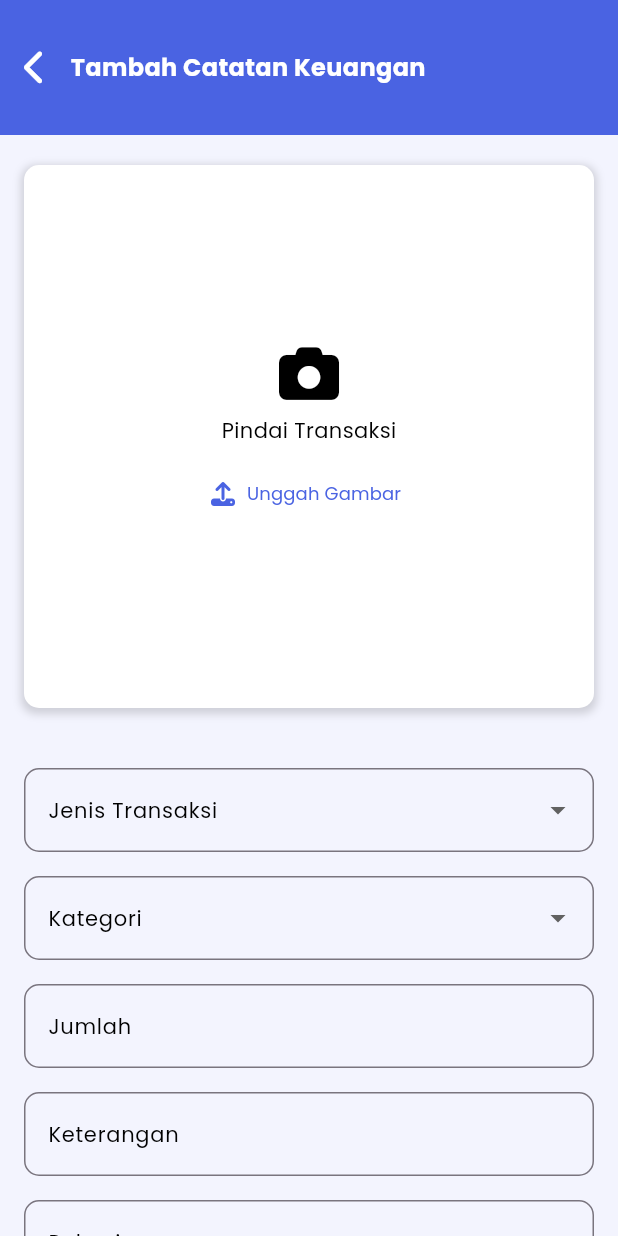
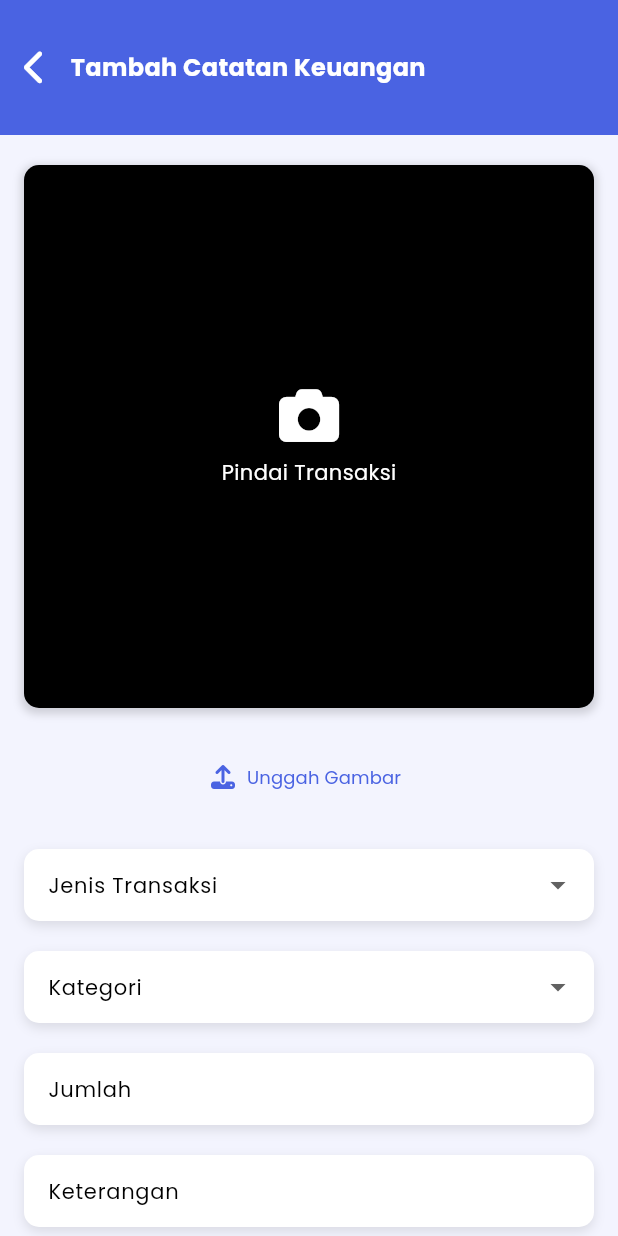
Before and after one commit to wildvylower/MonKeepp, a Flutter app: the AddTransaction screen opened directly, on a phone screen of 412 x 824 dp. Run offline on Flutter 3.47's test engine with Material 3 defaults, Android fonts, the phone set to English and light mode, and no system bars; drawn by our look-alikes of auto_size_text; our stand-ins replace fl_chart, font_awesome_flutter.

Commit message:
isabells new commit

```diff
--- a/lib/Screens/addTransaction.dart
+++ b/lib/Screens/addTransaction.dart
@@ -57,7 +57,7 @@ class AddTransaction extends StatelessWidget {
                       width: 362,
                       height: 362,
                       decoration: BoxDecoration(
-                        color: Colors.white,
+                        color: Colors.black,
                         borderRadius: BorderRadius.circular(10),
                         boxShadow: [
                           BoxShadow(
@@ -77,7 +77,7 @@ class AddTransaction extends StatelessWidget {
                             },
                             child: const Icon(
                               FontAwesomeIcons.camera,
-                              color: Colors.black,
+                              color: Colors.white,
                               size: 40,
                             ),
                           ),
@@ -87,13 +87,22 @@ class AddTransaction extends StatelessWidget {
                             style: TextStyle(
                               fontFamily: 'Poppins',
                               fontSize: 14,
-                              color: Colors.black,
+                              color: Colors.white,
                             ),
                             maxLines: 1,
                             maxFontSize: 16,
                             minFontSize: 12,
                           ),
-                          const SizedBox(height: 8),
+                        ],
+                      ),
+                    ),
+                  ),
+                  Padding(
+                    padding: const EdgeInsets.symmetric(horizontal: 16),
+                      child: Column(
+                        mainAxisAlignment: MainAxisAlignment.end,
+                        children: [
+                          const SizedBox(height: 2),
                           TextButton.icon(
                             onPressed: () {}, // Add upload logic here
                             icon: const FaIcon(
@@ -113,17 +122,28 @@ class AddTransaction extends StatelessWidget {
                         ],
                       ),
                   ),
-                  ),
-
                   // Form Fields
                   Padding(
-                    padding: const EdgeInsets.symmetric(horizontal: 16, vertical: 20),
+                    padding: const EdgeInsets.symmetric(horizontal: 16, vertical: 24),
                     child: Column(
                       crossAxisAlignment: CrossAxisAlignment.start,
                       children: [
                         // Dropdown for Expense or Income
-                        DropdownButtonFormField<String>(
+                        Container(
+                          decoration: BoxDecoration(
+                            color: Colors.white,
+                            borderRadius: BorderRadius.circular(10.0),
+                            boxShadow: [
+                              BoxShadow(
+                                color: Colors.black.withOpacity(0.1),
+                                blurRadius: 6,
+                                offset: Offset(0, 3),
+                              ),
+                            ],
+                          ),
+                          child: DropdownButtonFormField<String>(
                             decoration: InputDecoration(
+                              contentPadding: const EdgeInsets.symmetric(horizontal: 12, vertical: 12),
                               labelText: 'Jenis Transaksi',
                               labelStyle: const TextStyle(
                                 fontFamily: 'Poppins',
@@ -132,25 +152,34 @@ class AddTransaction extends StatelessWidget {
                               ),
                               border: OutlineInputBorder(
                                 borderRadius: BorderRadius.circular(10.0),
+                                borderSide: BorderSide.none, // Remove border since shadow is used
                               ),
                             ),
                             items: const [
-                            DropdownMenuItem(
-                              value: 'Pengeluaran',
-                              child: Text('Pengeluaran'),
-                            ),
-                            DropdownMenuItem(
-                              value: 'Pemasukan',
-                              child: Text('Pemasukan'),
-                            ),
+                              DropdownMenuItem(value: 'Pengeluaran', child: Text('Pengeluaran')),
+                              DropdownMenuItem(value: 'Pemasukan', child: Text('Pemasukan')),
                             ],
                             onChanged: (value) {},
                           ),
-                        const SizedBox(height: 16),
+                        ),
+                        const SizedBox(height: 20),
 
                         // Category Dropdown
-                        DropdownButtonFormField<String>(
+                        Container(
+                          decoration: BoxDecoration(
+                            color: Colors.white,
+                            borderRadius: BorderRadius.circular(10.0),
+                            boxShadow: [
+                              BoxShadow(
+                                color: Colors.black.withOpacity(0.1),
+                                blurRadius: 6,
+                                offset: Offset(0, 3),
+                              ),
+                            ],
+                          ),
+                          child: DropdownButtonFormField<String>(
                             decoration: InputDecoration(
+                              contentPadding: const EdgeInsets.symmetric(horizontal: 12, vertical: 12),
                               labelText: 'Kategori',
                               labelStyle: const TextStyle(
                                 fontFamily: 'Poppins',
@@ -159,33 +188,36 @@ class AddTransaction extends StatelessWidget {
                               ),
                               border: OutlineInputBorder(
                                 borderRadius: BorderRadius.circular(10.0),
+                                borderSide: BorderSide.none,
                               ),
                             ),
                             items: const [
-                            DropdownMenuItem(
-                              value: 'Makanan',
-                              child: Text('Makanan'),
-                            ),
-                            DropdownMenuItem(
-                              value: 'Transportasi',
-                              child: Text('Transportasi'),
-                            ),
-                            DropdownMenuItem(
-                              value: 'Sewa',
-                              child: Text('Sewa'),
-                            ),
-                            DropdownMenuItem(
-                              value: 'Belanja',
-                              child: Text('Belanja'),
-                            ),
+                              DropdownMenuItem(value: 'Makanan', child: Text('Makanan')),
+                              DropdownMenuItem(value: 'Transportasi', child: Text('Transportasi')),
+                              DropdownMenuItem(value: 'Sewa', child: Text('Sewa')),
+                              DropdownMenuItem(value: 'Belanja', child: Text('Belanja')),
                             ],
                             onChanged: (value) {},
                           ),
-                        const SizedBox(height: 16),
+                        ),
+                        const SizedBox(height: 20),
 
                         // Amount Input
-                        TextFormField(
+                        Container(
+                          decoration: BoxDecoration(
+                            color: Colors.white,
+                            borderRadius: BorderRadius.circular(10.0),
+                            boxShadow: [
+                              BoxShadow(
+                                color: Colors.black.withOpacity(0.1),
+                                blurRadius: 6,
+                                offset: Offset(0, 3),
+                              ),
+                            ],
+                          ),
+                          child: TextFormField(
                             decoration: InputDecoration(
+                              contentPadding: const EdgeInsets.symmetric(horizontal: 12, vertical: 12),
                               labelText: 'Jumlah',
                               prefixText: 'Rp ',
                               labelStyle: const TextStyle(
@@ -195,15 +227,30 @@ class AddTransaction extends StatelessWidget {
                               ),
                               border: OutlineInputBorder(
                                 borderRadius: BorderRadius.circular(10.0),
+                                borderSide: BorderSide.none,
                               ),
                             ),
                             keyboardType: TextInputType.number,
                           ),
-                        const SizedBox(height: 16),
+                        ),
+                        const SizedBox(height: 20),
 
                         // Description Input
-                        TextFormField(
+                        Container(
+                          decoration: BoxDecoration(
+                            color: Colors.white,
+                            borderRadius: BorderRadius.circular(10.0),
+                            boxShadow: [
+                              BoxShadow(
+                                color: Colors.black.withOpacity(0.1),
+                                blurRadius: 6,
+                                offset: Offset(0, 3),
+                              ),
+                            ],
+                          ),
+                          child: TextFormField(
                             decoration: InputDecoration(
+                              contentPadding: const EdgeInsets.symmetric(horizontal: 12, vertical: 12),
                               labelText: 'Keterangan',
                               labelStyle: const TextStyle(
                                 fontFamily: 'Poppins',
@@ -212,14 +259,29 @@ class AddTransaction extends StatelessWidget {
                               ),
                               border: OutlineInputBorder(
                                 borderRadius: BorderRadius.circular(10.0),
+                                borderSide: BorderSide.none,
                               ),
                             ),
                           ),
-                        const SizedBox(height: 16),
+                        ),
+                        const SizedBox(height: 20),
 
                         // Account Dropdown
-                        DropdownButtonFormField<String>(
+                        Container(
+                          decoration: BoxDecoration(
+                            color: Colors.white,
+                            borderRadius: BorderRadius.circular(10.0),
+                            boxShadow: [
+                              BoxShadow(
+                                color: Colors.black.withOpacity(0.1),
+                                blurRadius: 6,
+                                offset: Offset(0, 3),
+                              ),
+                            ],
+                          ),
+                          child: DropdownButtonFormField<String>(
                             decoration: InputDecoration(
+                              contentPadding: const EdgeInsets.symmetric(horizontal: 12, vertical: 12),
                               labelText: 'Rekening',
                               labelStyle: const TextStyle(
                                 fontFamily: 'Poppins',
@@ -228,34 +290,37 @@ class AddTransaction extends StatelessWidget {
                               ),
                               border: OutlineInputBorder(
                                 borderRadius: BorderRadius.circular(10.0),
+                                borderSide: BorderSide.none,
                               ),
                             ),
                             items: const [
-                            DropdownMenuItem(
-                              value: 'BCA',
-                              child: Text('BCA'),
-                            ),
-                            DropdownMenuItem(
-                              value: 'ShopeePay',
-                              child: Text('ShopeePay'),
-                            ),
-                            DropdownMenuItem(
-                              value: 'GoPay',
-                              child: Text('GoPay'),
-                            ),
-                            DropdownMenuItem(
-                              value: 'OVO',
-                              child: Text('OVO'),
-                            ),
+                              DropdownMenuItem(value: 'BCA', child: Text('BCA')),
+                              DropdownMenuItem(value: 'ShopeePay', child: Text('ShopeePay')),
+                              DropdownMenuItem(value: 'GoPay', child: Text('GoPay')),
+                              DropdownMenuItem(value: 'OVO', child: Text('OVO')),
                             ],
                             onChanged: (value) {},
                           ),
-                        const SizedBox(height: 16),
+                        ),
+                        const SizedBox(height: 20),
 
                         // Date Picker
-                        TextFormField(
+                        Container(
+                          decoration: BoxDecoration(
+                            color: Colors.white,
+                            borderRadius: BorderRadius.circular(10.0),
+                            boxShadow: [
+                              BoxShadow(
+                                color: Colors.black.withOpacity(0.1),
+                                blurRadius: 6,
+                                offset: Offset(0, 3),
+                              ),
+                            ],
+                          ),
+                          child: TextFormField(
                             readOnly: true,
                             decoration: InputDecoration(
+                              contentPadding: const EdgeInsets.symmetric(horizontal: 12, vertical: 12),
                               labelText: 'Tanggal',
                               suffixIcon: const Icon(Icons.calendar_today),
                               labelStyle: const TextStyle(
@@ -265,6 +330,7 @@ class AddTransaction extends StatelessWidget {
                               ),
                               border: OutlineInputBorder(
                                 borderRadius: BorderRadius.circular(10.0),
+                                borderSide: BorderSide.none,
                               ),
                             ),
                             onTap: () async {
@@ -276,6 +342,7 @@ class AddTransaction extends StatelessWidget {
                               );
                             },
                           ),
+                        ),
                         const SizedBox(height: 24),
 
                         // Submit Button
@@ -286,8 +353,7 @@ class AddTransaction extends StatelessWidget {
                             },
                             style: ElevatedButton.styleFrom(
                               backgroundColor: const Color(0xFF4A63E2),
-                              padding: const EdgeInsets.symmetric(
-                                  horizontal: 32, vertical: 16),
+                              padding: const EdgeInsets.symmetric(horizontal: 32, vertical: 20),
                               shape: RoundedRectangleBorder(
                                 borderRadius: BorderRadius.circular(10),
                               ),
```
Lines whose indentation alone changed are shown as unchanged.
